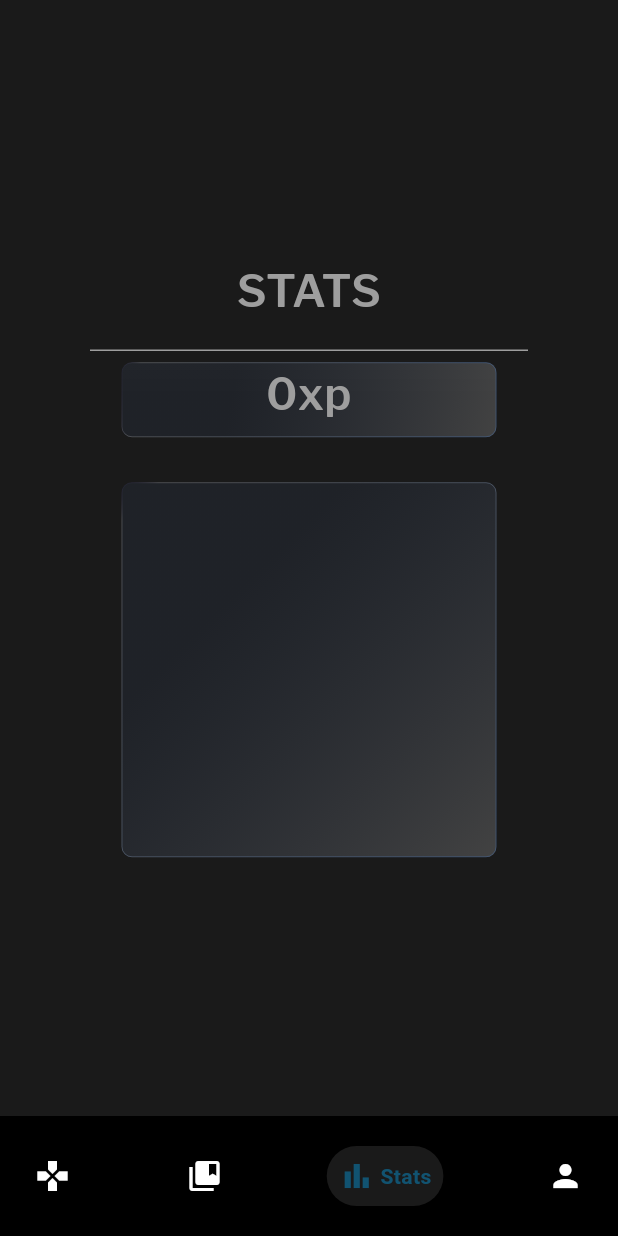
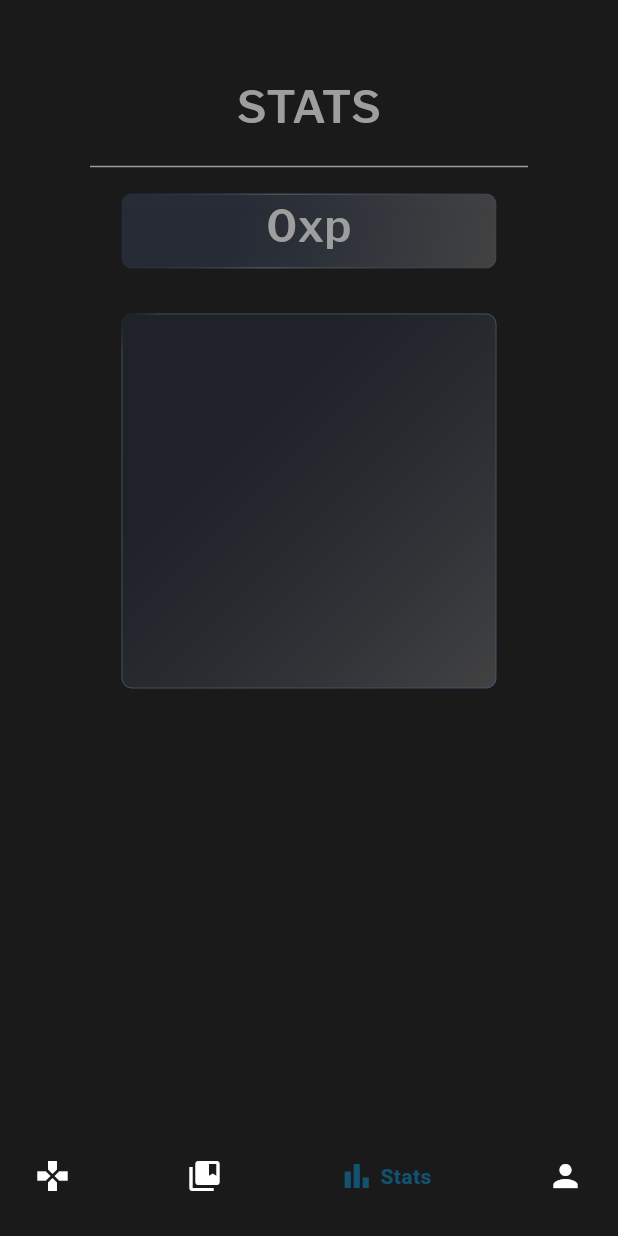
Before and after one commit to Bailsy/PinyinPal, a Flutter app: the NewHomePage screen opened by its route, item 3 of the bottom bar chosen, on a phone screen of 412 x 824 dp. Run offline on Flutter 3.47's test engine with Material 3 defaults, Android fonts, the phone set to English and light mode, and no system bars; drawn by our look-alikes of fl_chart, glassmorphism, google_nav_bar; our stand-ins replace auto_size_text, camera, confetti, flutter_dotenv, flutter_secure_storage, just_audio and 2 more; missing offline and left inert: google_mlkit_text_recognition, iconify_flutter, mysql1, neon, newton_particles, translator; accounts and stored records are empty; network calls fail.

Commit message:
more UI changes

```diff
--- a/lib/pages/games/select_page.dart
+++ b/lib/pages/games/select_page.dart
@@ -25,6 +25,7 @@ class _SelectPageState extends State<SelectPage> {
         children: [
           _buildGameElement(Ph.timer, 'Timed'),
           _buildGameElement(Ph.speaker_high, 'Spoken'),
+          _buildGameElement(Ph.users_three, 'Multi'),
           // Add more GestureDetector widgets for additional games as needed
         ],
       ),
@@ -57,16 +58,16 @@ class _SelectPageState extends State<SelectPage> {
           children: [
             Iconify(
               iconName,
-              color: Colors.blue,
+              color: Colors.blue.withAlpha(160),
               size: 100,
             ), // Set height and width for the image
             SizedBox(height: 8.0),
             Text(
               gameName,
-              style: TextStyle(
+              style: const TextStyle(
                   fontSize: 16.0,
                   fontWeight: FontWeight.bold,
-                  color: Colors.white),
+                  color: Colors.grey),
             ),
           ],
         ),
--- a/lib/pages/stats/stats.dart
+++ b/lib/pages/stats/stats.dart
@@ -20,15 +20,16 @@ class UserStatsState extends State<UserStats> {
 
   @override
   Widget build(BuildContext context) {
-    return Center(
+    return SingleChildScrollView(
       child: Column(
-        mainAxisAlignment:
-            MainAxisAlignment.center, // Center the children vertically
+        mainAxisAlignment: MainAxisAlignment.center,
+        crossAxisAlignment:
+            CrossAxisAlignment.center, // Center the children vertically
         children: <Widget>[
-          Align(
-            alignment: Alignment.topCenter,
-            child: Container(
-              child: const Text(
+          Container(
+            height: 50,
+          ),
+          const Text(
             "STATS",
             textAlign: TextAlign.center,
             style: TextStyle(
@@ -37,25 +38,24 @@ class UserStatsState extends State<UserStats> {
               color: Colors.grey,
             ),
           ),
-            ),
-          ),
           const SizedBox(height: 10),
           Container(
             padding: const EdgeInsets.only(left: 60, right: 60),
             child: const Divider(color: Colors.grey),
           ),
+          const SizedBox(height: 10),
           GlassmorphicContainer(
             height: 50,
             width: 250,
             borderRadius: 7,
-            border: 0.6,
+            border: 0.9,
             blur: 7,
             alignment: Alignment.center,
             linearGradient: LinearGradient(
                 begin: Alignment.topLeft,
                 end: Alignment.bottomRight,
                 colors: [
-                  Color.fromARGB(255, 90, 129, 201).withAlpha(20),
+                  Color.fromARGB(255, 125, 171, 255).withAlpha(30),
                   Color(0xFFffffff).withAlpha(45),
                 ],
                 stops: [
@@ -66,13 +66,13 @@ class UserStatsState extends State<UserStats> {
                 begin: Alignment.bottomRight,
                 end: Alignment.topLeft,
                 colors: [
-                  Color(0xFF4579C5).withAlpha(100),
+                  Color(0xFF4579C5).withAlpha(10),
                   Color(0xFFFFFFF).withAlpha(55),
                   Color.fromARGB(255, 65, 39, 179).withAlpha(10),
                 ],
                 stops: [
                   0.06,
-                  0.95,
+                  0.6,
                   1
                 ]),
             child: ConstrainedBox(
--- a/lib/widget/page_navbar_icons.dart
+++ b/lib/widget/page_navbar_icons.dart
@@ -16,12 +16,12 @@ class _BottomNavBarState extends State<BottomNavBar> {
   @override
   Widget build(BuildContext context) {
     return Container(
-      color: Colors.black,
+      color: pGreyColour,
       child: Padding(
         padding: const EdgeInsets.symmetric(horizontal: 15.0, vertical: 20),
         child: GNav(
           selectedIndex: widget.startPos,
-          backgroundColor: Colors.black,
+          backgroundColor: pGreyColour,
           color: Colors.white,
           activeColor: Colors.lightBlue.withOpacity(0.4),
           tabBackgroundColor: pGreyColour,
```
Lines whose indentation alone changed are shown as unchanged.
